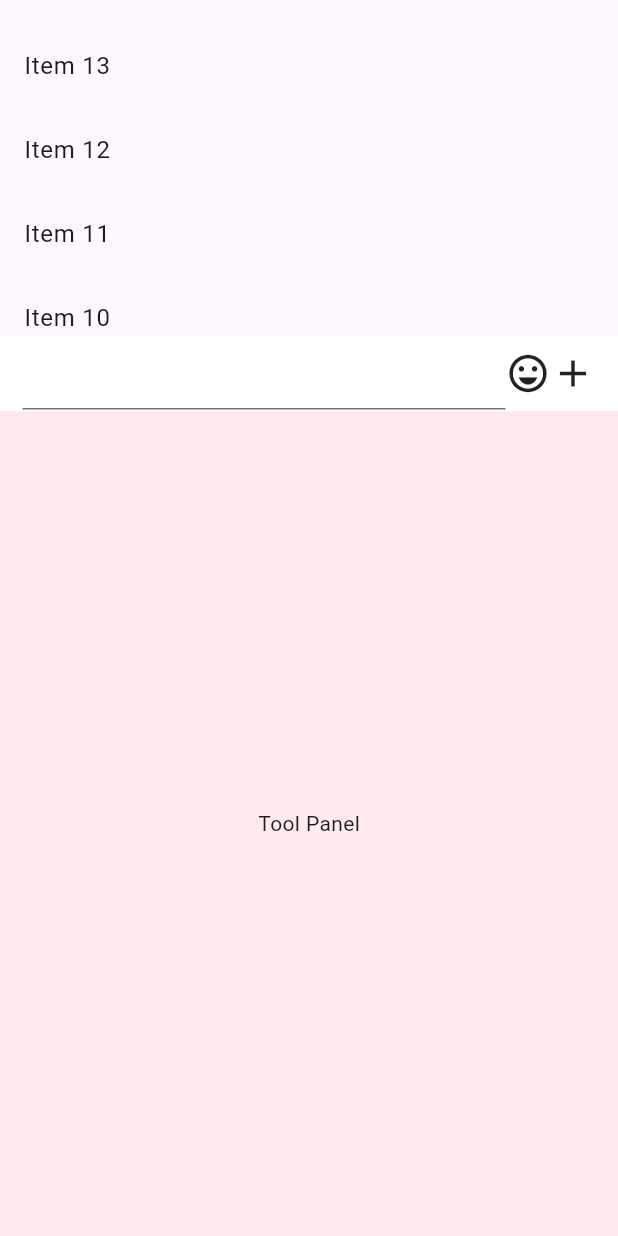
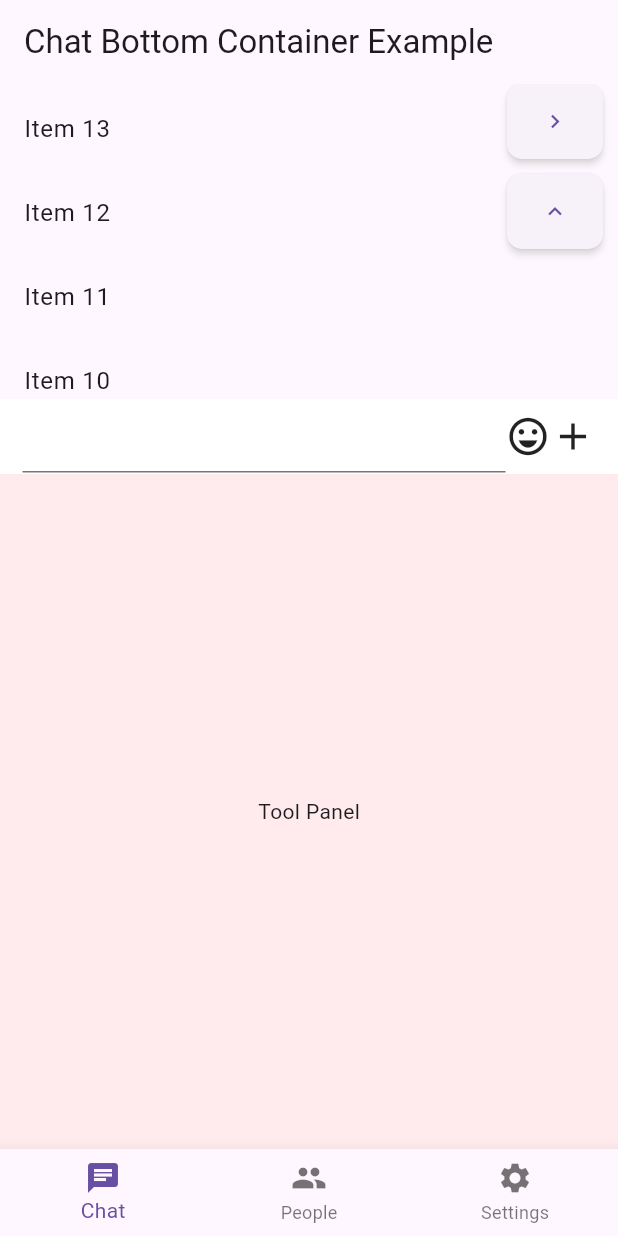
Before and after one commit to LinXunFeng/flutter_chat_packages, a Flutter app: the screen it shows after launch, scrolled down 576 dp, after a tap on the "emoji emotions" icon, after a tap on the "add" icon, on a phone screen of 412 x 824 dp. Run offline on Flutter 3.47's test engine with Material 3 defaults, Android fonts, the phone set to English and light mode, and no system bars.

Commit message:
update(chat_bottom_container): example

```diff
--- /dev/null
+++ b/packages/chat_bottom_container/example/lib/chat_page.dart
@@ -0,0 +1,203 @@
+/*
+ * @Author: LinXunFeng linxunfeng@yeah.net
+ * @Repo: https://github.com/LinXunFeng/flutter_chat_packages
+ * @Date: 2024-06-29 11:55:20
+ */
+
+import 'package:chat_bottom_container/panel_container.dart';
+import 'package:flutter/material.dart';
+
+enum PanelType {
+  none,
+  keyboard,
+  emoji,
+  tool,
+}
+
+class ChatPage extends StatefulWidget {
+  const ChatPage({
+    super.key,
+    this.safeAreaBottom,
+    this.showAppBar = true,
+    this.changeKeyboardPanelHeight,
+  });
+
+  final double? safeAreaBottom;
+
+  final bool showAppBar;
+
+  final ChatKeyboardChangeKeyboardPanelHeight? changeKeyboardPanelHeight;
+
+  @override
+  State<ChatPage> createState() => _ChatPageState();
+}
+
+class _ChatPageState extends State<ChatPage> {
+  Color panelBgColor = const Color(0xFFF5F5F5);
+
+  final FocusNode inputFocusNode = FocusNode();
+
+  final controller = ChatBottomPanelContainerController<PanelType>();
+
+  PanelType currentPanelType = PanelType.none;
+
+  @override
+  void dispose() {
+    inputFocusNode.dispose();
+    super.dispose();
+  }
+
+  @override
+  Widget build(BuildContext context) {
+    return Scaffold(
+      resizeToAvoidBottomInset: false,
+      appBar: widget.showAppBar
+          ? AppBar(
+              title: const Text('Chat Page'),
+            )
+          : null,
+      body: Column(
+        mainAxisAlignment: MainAxisAlignment.center,
+        children: [
+          Expanded(child: _buildList()),
+          _buildInputView(),
+          _buildPanelContainer(),
+        ],
+      ),
+    );
+  }
+
+  Widget _buildList() {
+    Widget resultWidget = ListView.builder(
+      padding: EdgeInsets.zero,
+      reverse: true,
+      itemBuilder: (context, index) {
+        return ListTile(
+          title: Text('Item $index'),
+        );
+      },
+    );
+    resultWidget = GestureDetector(
+      behavior: HitTestBehavior.translucent,
+      child: resultWidget,
+      onTapDown: (details) {
+        // Hide the panel when the ListView is touched.
+        hidePanel();
+      },
+    );
+    return resultWidget;
+  }
+
+  Widget _buildPanelContainer() {
+    return ChatBottomPanelContainer<PanelType>(
+      controller: controller,
+      inputFocusNode: inputFocusNode,
+      otherPanelWidget: (type) {
+        if (type == null) return const SizedBox.shrink();
+        switch (type) {
+          case PanelType.emoji:
+            return _buildEmojiPickerPanel();
+          case PanelType.tool:
+            return _buildToolPanel();
+          default:
+            return const SizedBox.shrink();
+        }
+      },
+      onPanelTypeChange: (panelType, data) {
+        switch (panelType) {
+          case ChatBottomPanelType.none:
+            currentPanelType = PanelType.none;
+            break;
+          case ChatBottomPanelType.keyboard:
+            currentPanelType = PanelType.keyboard;
+            break;
+          case ChatBottomPanelType.other:
+            if (data == null) return;
+            switch (data) {
+              case PanelType.emoji:
+                currentPanelType = PanelType.emoji;
+                break;
+              case PanelType.tool:
+                currentPanelType = PanelType.tool;
+                break;
+              default:
+                currentPanelType = PanelType.none;
+                break;
+            }
+            break;
+        }
+      },
+      changeKeyboardPanelHeight: widget.changeKeyboardPanelHeight,
+      panelBgColor: panelBgColor,
+      safeAreaBottom: widget.safeAreaBottom,
+    );
+  }
+
+  Widget _buildToolPanel() {
+    return Container(
+      height: 450,
+      color: Colors.red[50],
+      child: const Center(
+        child: Text('Tool Panel'),
+      ),
+    );
+  }
+
+  Widget _buildEmojiPickerPanel() {
+    return Container(
+      padding: EdgeInsets.zero,
+      height: 300,
+      color: Colors.blue[50],
+      child: const Center(
+        child: Text('Emoji Panel'),
+      ),
+    );
+  }
+
+  Widget _buildInputView() {
+    return Container(
+      height: 50,
+      color: Colors.white,
+      child: Row(
+        children: [
+          const SizedBox(width: 15),
+          Expanded(
+            child: TextField(
+              focusNode: inputFocusNode,
+            ),
+          ),
+          GestureDetector(
+            child: const Icon(Icons.emoji_emotions_outlined, size: 30),
+            onTap: () {
+              updatePanelType(PanelType.emoji);
+            },
+          ),
+          GestureDetector(
+            child: const Icon(Icons.add, size: 30),
+            onTap: () {
+              updatePanelType(PanelType.tool);
+            },
+          ),
+          const SizedBox(width: 15),
+        ],
+      ),
+    );
+  }
+
+  updatePanelType(PanelType type) {
+    controller.updatePanelType(
+      type == currentPanelType
+          ? ChatBottomPanelType.keyboard
+          : ChatBottomPanelType.other,
+      data: type,
+    );
+  }
+
+  hidePanel() {
+    if (inputFocusNode.hasFocus) {
+      inputFocusNode.unfocus();
+    }
+    if (ChatBottomPanelType.none == controller.currentPanelType) return;
+    controller.updatePanelType(ChatBottomPanelType.none);
+  }
+}
--- a/packages/chat_bottom_container/example/lib/main.dart
+++ b/packages/chat_bottom_container/example/lib/main.dart
@@ -4,7 +4,8 @@
  * @Date: 2024-06-15 17:48:05
  */
 
-import 'package:chat_bottom_container/chat_bottom_container.dart';
+import 'package:chat_bottom_container_example/chat_page.dart';
+import 'package:flutter/cupertino.dart';
 import 'package:flutter/material.dart';
 
 void main() => runApp(const MyApp());
@@ -15,38 +16,37 @@ class MyApp extends StatelessWidget {
   @override
   Widget build(BuildContext context) {
     return const MaterialApp(
-      home: Home(),
+      home: HomePage(),
     );
   }
 }
 
-enum PanelType {
-  none,
-  keyboard,
-  emoji,
-  tool,
+class HomePage extends StatefulWidget {
+  const HomePage({super.key});
+
+  @override
+  State<HomePage> createState() => _HomePageState();
 }
 
-class Home extends StatefulWidget {
-  const Home({super.key});
+class _HomePageState extends State<HomePage>
+    with SingleTickerProviderStateMixin {
+  late TabController _tabController;
+
+  final bottomNavigationBarKey = GlobalKey();
 
   @override
-  State<Home> createState() => _HomeState();
-}
+  void initState() {
+    super.initState();
 
-class _HomeState extends State<Home> {
-  Color panelBgColor = const Color(0xFFF5F5F5);
-
-  final FocusNode inputFocusNode = FocusNode();
-
-  ChatBottomPanelContainerController<PanelType> controller =
-      ChatBottomPanelContainerController<PanelType>();
-
-  PanelType currentPanelType = PanelType.none;
+    _tabController = TabController(
+      length: 3,
+      vsync: this,
+    );
+  }
 
   @override
   void dispose() {
-    inputFocusNode.dispose();
+    _tabController.dispose();
     super.dispose();
   }
 
@@ -54,127 +54,113 @@ class _HomeState extends State<Home> {
   Widget build(BuildContext context) {
     return Scaffold(
       resizeToAvoidBottomInset: false,
-      body: Column(
-        mainAxisAlignment: MainAxisAlignment.center,
-        children: [
-          Expanded(
-            child: ListView.builder(
-              padding: EdgeInsets.zero,
-              reverse: true,
-              itemBuilder: (context, index) {
-                return ListTile(
-                  title: Text('Item $index'),
-                );
-              },
-            ),
-          ),
-          _buildInputView(),
-          _buildPanelContainer(),
-        ],
+      appBar: AppBar(
+        title: const Text('Chat Bottom Container Example'),
       ),
+      bottomNavigationBar: _buildBottomNavBar(),
+      body: _buildBody(),
     );
   }
 
-  Widget _buildPanelContainer() {
-    return ChatBottomPanelContainer<PanelType>(
-      controller: controller,
-      inputFocusNode: inputFocusNode,
-      otherPanelWidget: (type) {
-        if (type == null) return const SizedBox.shrink();
-        switch (type) {
-          case PanelType.emoji:
-            return _buildEmojiPickerPanel();
-          case PanelType.tool:
-            return _buildToolPanel();
-          default:
-            return const SizedBox.shrink();
-        }
-      },
-      onPanelTypeChange: (panelType, data) {
-        switch (panelType) {
-          case ChatBottomPanelType.none:
-            currentPanelType = PanelType.none;
-            break;
-          case ChatBottomPanelType.keyboard:
-            currentPanelType = PanelType.keyboard;
-            break;
-          case ChatBottomPanelType.other:
-            if (data == null) return;
-            switch (data) {
-              case PanelType.emoji:
-                currentPanelType = PanelType.emoji;
-                break;
-              case PanelType.tool:
-                currentPanelType = PanelType.tool;
-                break;
-              default:
-                currentPanelType = PanelType.none;
-                break;
-            }
-            break;
-        }
-      },
-      panelBgColor: panelBgColor,
+  Widget _buildBody() {
+    Widget resultWidget = TabBarView(
+      controller: _tabController,
+      children: [
+        ChatPage(
+          safeAreaBottom: 0,
+          showAppBar: false,
+          changeKeyboardPanelHeight: (keyboardHeight) {
+            // Here we need to subtract the height of BottomNavigationBar.
+            final renderObj =
+                bottomNavigationBarKey.currentContext?.findRenderObject();
+            if (renderObj is! RenderBox) return keyboardHeight;
+            return keyboardHeight - renderObj.size.height;
+          },
+        ),
+        Container(color: Colors.red),
+        Container(color: Colors.blue),
+      ],
+    );
+    resultWidget = Stack(
+      children: [
+        resultWidget,
+        Positioned(right: 10, child: _buildFloatingView()),
+      ],
+    );
+    return resultWidget;
+  }
+
+  Widget _buildBottomNavBar() {
+    return BottomNavigationBar(
+      key: bottomNavigationBarKey,
+      items: const [
+        BottomNavigationBarItem(
+          icon: Icon(Icons.chat),
+          label: 'Chat',
+        ),
+        BottomNavigationBarItem(
+          icon: Icon(Icons.people),
+          label: 'People',
+        ),
+        BottomNavigationBarItem(
+          icon: Icon(Icons.settings),
+          label: 'Settings',
+        ),
+      ],
     );
   }
 
-  Widget _buildToolPanel() {
-    return Container(
-      height: 550,
-      color: Colors.red[50],
-      child: const Center(
-        child: Text('Tool Panel'),
-      ),
+  Widget _buildFloatingView() {
+    Widget resultWidget = Column(
+      children: [
+        _buildFloatingBtn(
+          icon: Icons.chevron_right_sharp,
+          onPressed: () {
+            Navigator.of(context).push(
+              MaterialPageRoute(
+                builder: (context) {
+                  return const ChatPage();
+                },
+              ),
+            );
+          },
+        ),
+        const SizedBox(height: 10),
+        _buildFloatingBtn(
+          icon: Icons.keyboard_arrow_up_sharp,
+          onPressed: () {
+            showModalBottomSheet(
+              context: context,
+              isScrollControlled: true,
+              builder: (context) {
+                return const FractionallySizedBox(
+                  heightFactor: 0.9,
+                  child: ChatPage(),
+                );
+              },
+            );
+          },
+        ),
+      ],
     );
+    return resultWidget;
   }
 
-  Widget _buildEmojiPickerPanel() {
-    return Container(
-      padding: EdgeInsets.zero,
-      height: 300,
-      color: Colors.blue[50],
-      child: const Center(
-        child: Text('Emoji Panel'),
+  Widget _buildFloatingBtn({
+    required void Function()? onPressed,
+    IconData? icon,
+  }) {
+    return ElevatedButton(
+      onPressed: onPressed,
+      style: ElevatedButton.styleFrom(
+        padding: const EdgeInsets.symmetric(horizontal: 20, vertical: 16),
+        shape: RoundedRectangleBorder(
+          borderRadius: BorderRadius.circular(10.0),
+        ),
+        shadowColor: Colors.grey[50],
+        elevation: 2,
       ),
-    );
-  }
-
-  Widget _buildInputView() {
-    return Container(
-      height: 50,
-      color: Colors.white,
-      child: Row(
-        children: [
-          const SizedBox(width: 15),
-          Expanded(
-            child: TextField(
-              focusNode: inputFocusNode,
-            ),
-          ),
-          GestureDetector(
-            child: const Icon(Icons.emoji_emotions_outlined, size: 30),
-            onTap: () {
-              updatePanelType(PanelType.emoji);
-            },
-          ),
-          GestureDetector(
-            child: const Icon(Icons.add, size: 30),
-            onTap: () {
-              updatePanelType(PanelType.tool);
-            },
-          ),
-          const SizedBox(width: 15),
-        ],
-      ),
-    );
-  }
-
-  updatePanelType(PanelType type) {
-    controller.updatePanelType(
-      type == currentPanelType
-          ? ChatBottomPanelType.keyboard
-          : ChatBottomPanelType.other,
-      data: type,
+      child: Icon(icon),
     );
   }
 }
```
